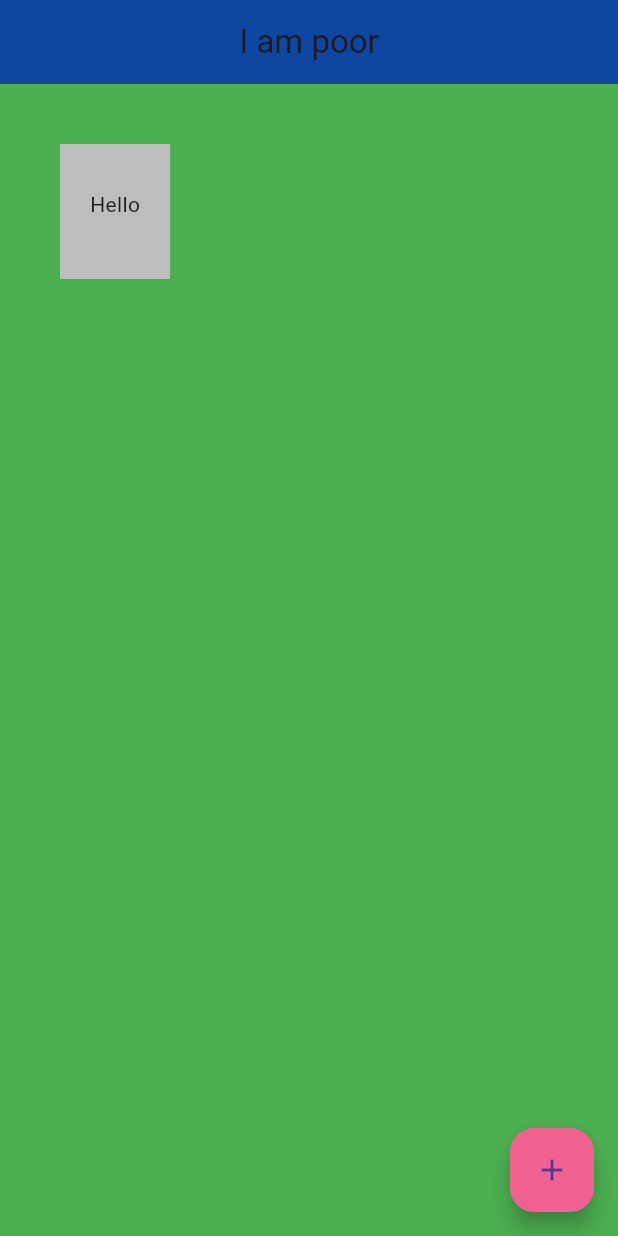
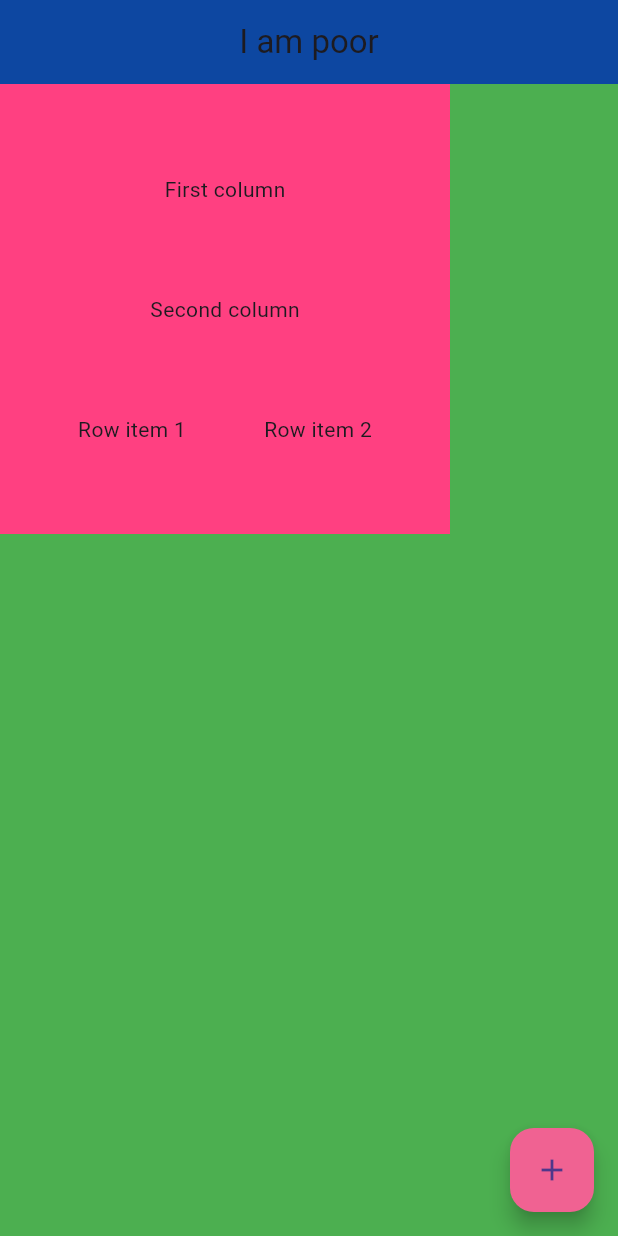
Before and after one commit to sagarthecoder/Flutter-Basics, a Flutter app: the screen it shows after launch, on a phone screen of 412 x 824 dp. Run offline on Flutter 3.47's test engine with Material 3 defaults, Android fonts, the phone set to English and light mode, and no system bars.

Commit message:
Leaned Row columns

```diff
--- a/lib/main.dart
+++ b/lib/main.dart
@@ -23,10 +23,33 @@ class Home extends StatelessWidget {
       ),
       backgroundColor: Colors.green,
       body: Container(
-        margin: EdgeInsets.all(40),
-        padding: EdgeInsets.fromLTRB(20, 30, 20, 40),
-        child: Text("Hello"),
-        color: Colors.grey[400],
+        width: 300,
+        height: 300,
+        color: Colors.pinkAccent[200],
+        child: Column(
+          mainAxisAlignment: MainAxisAlignment.spaceEvenly,
+          children: [
+            Text(
+              "First column",
+            ),
+            Text(
+              "Second column",
+            ),
+            Container(
+              child: Row(
+                mainAxisAlignment: MainAxisAlignment.spaceEvenly,
+                children: [
+                  Text(
+                    "Row item 1",
+                  ),
+                  Text(
+                    "Row item 2",
+                  ),
+                ],
+              ),
+            )
+          ],
+        ),
       ),
       floatingActionButton: FloatingActionButton(
         onPressed: () {
```
